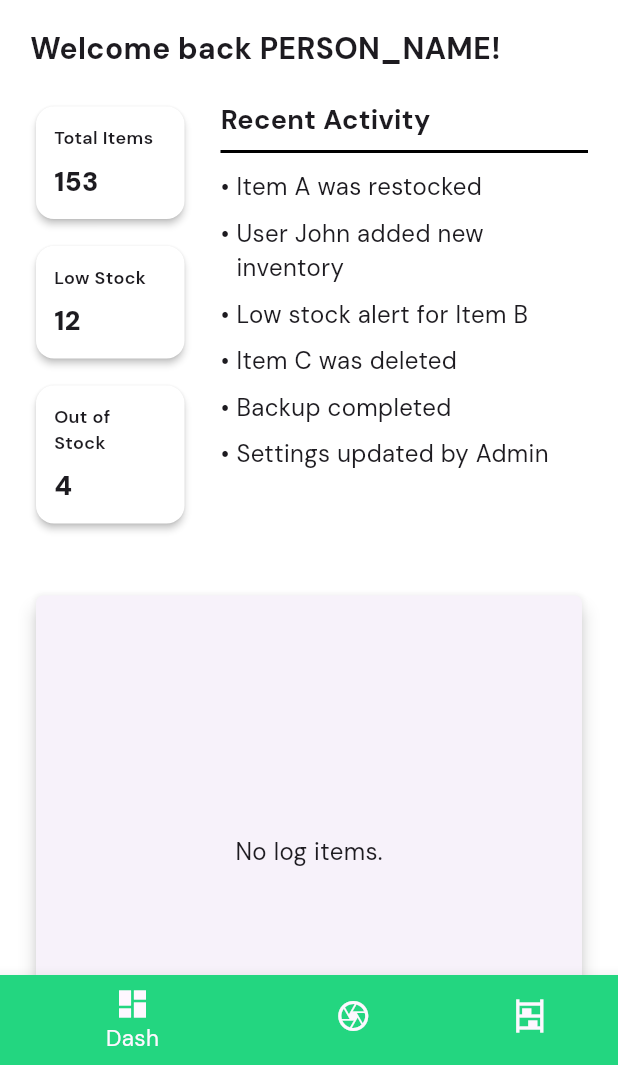
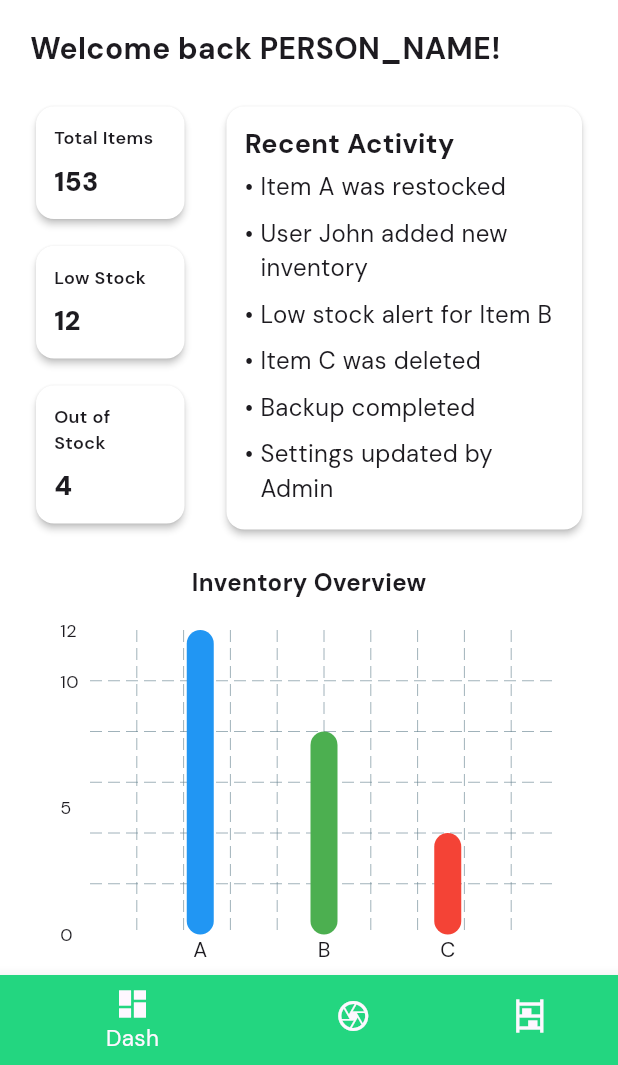
Before and after one commit to NoahBrod/SnapInv, a Flutter app: the screen it shows after launch, on a phone screen of 412 x 824 dp, the part 171-1236 px from its top. Run offline on Flutter 3.47's test engine with Material 3 defaults, Android fonts, the phone set to English and light mode, and no system bars; drawn by our look-alikes of fl_chart; our stand-ins replace google_fonts, image_picker, shared_preferences; missing offline and left inert: barcode_scan2, mobile_scanner; network calls fail.

Commit message:
Dashboard visuals done.

```diff
--- a/snapinv_mobile/lib/pages/dashboard.dart
+++ b/snapinv_mobile/lib/pages/dashboard.dart
@@ -4,6 +4,8 @@ import 'package:flutter/material.dart';
 
 import 'package:http/http.dart' as http;
 import 'package:snapinv_mobile/entities/logitem.dart';
+import 'package:snapinv_mobile/widgets/dashboard/DashboardButton.dart';
+import 'package:snapinv_mobile/widgets/dashboard/DashboardChart.dart';
 
 import '../widgets/dashboard/DashboardInfoCard.dart';
 import '../widgets/dashboard/RecentActivity.dart';
@@ -141,59 +143,87 @@ class DashboardPageState extends State<DashboardPage>
                   ],
                 ),
               ),
+              Text(
+                'Inventory Overview',
+                style: TextStyle(fontSize: 16, fontWeight: FontWeight.bold),
+              ),
+              SizedBox(height: 10),
               Padding(
-                padding: EdgeInsets.all(20),
-                child: SizedBox(
-                  height: 350,
-                  width: 500,
-                  child: Card(
-                    elevation: 5,
-                    shape: RoundedRectangleBorder(
-                      borderRadius: BorderRadius.circular(5), // Rounded corners
-                    ),
-                    // color: Color.fromRGBO(35, 214, 128, 1),
-                    child: transactionLogs.isEmpty
-                        ? Center(
-                            child: Text(
-                              'No log items.',
-                              style: TextStyle(fontSize: 16),
-                            ),
-                          )
-                        : ListView.separated(
-                            itemCount: transactionLogs.length,
-                            itemBuilder: (context, index) {
-                              final transaction = transactionLogs[index];
-                              return SizedBox(
-                                height: 50,
-                                child: ListTile(
-                                  isThreeLine: true,
-                                  title: Text(
-                                    "${transaction.logType} ${transaction.logBody}",
-                                    style: TextStyle(
-                                      fontSize: 15,
-                                    ),
-                                  ),
-                                  subtitle: Text(''),
-                                  trailing: Text(transaction.date
-                                      .toIso8601String()
-                                      .split('T')
-                                      .first),
-                                ),
-                              );
-                            },
-                            separatorBuilder: (context, index) {
-                              return Divider(
-                                color: Color.fromRGBO(235, 235, 235, 1),
-                                height: 0,
-                                indent: 10,
-                                endIndent: 10,
-                                thickness: 2,
-                              );
-                            },
-                          ),
-                  ),
+                padding: EdgeInsets.only(left: 40, right: 40, top: 10),
+                child: DashboardChart(),
+              ),
+              Padding(
+                padding: const EdgeInsets.all(20),
+                child: GridView.count(
+                  shrinkWrap: true,
+                  physics: const NeverScrollableScrollPhysics(),
+                  crossAxisCount: 2,
+                  mainAxisSpacing: 16,
+                  crossAxisSpacing: 16,
+                  childAspectRatio: 1.3,
+                  children: [
+                    DashboardButton(label: 'Add Item', icon: Icons.add, onPressed: () {}),
+                    DashboardButton(label: 'Edit Item', icon: Icons.edit, onPressed: () {}),
+                    DashboardButton(label: 'Scan Barcode', icon: Icons.qr_code, onPressed: () {}),
+                    DashboardButton(label: 'Inventory List', icon: Icons.shelves, onPressed: () {}),
+                    DashboardButton(label: 'Reports', icon: Icons.bar_chart, onPressed: () {}),
+                    DashboardButton(label: 'Settings', icon: Icons.settings, onPressed: () {}),
+                  ],
                 ),
               ),
+              // Padding(
+              //   padding: EdgeInsets.all(20),
+              //   child: SizedBox(
+              //     height: 350,
+              //     width: 500,
+              //     child: Card(
+              //       elevation: 5,
+              //       shape: RoundedRectangleBorder(
+              //         borderRadius: BorderRadius.circular(5), // Rounded corners
+              //       ),
+              //       // color: Color.fromRGBO(35, 214, 128, 1),
+              //       child: transactionLogs.isEmpty
+              //           ? Center(
+              //               child: Text(
+              //                 'No log items.',
+              //                 style: TextStyle(fontSize: 16),
+              //               ),
+              //             )
+              //           : ListView.separated(
+              //               itemCount: transactionLogs.length,
+              //               itemBuilder: (context, index) {
+              //                 final transaction = transactionLogs[index];
+              //                 return SizedBox(
+              //                   height: 50,
+              //                   child: ListTile(
+              //                     isThreeLine: true,
+              //                     title: Text(
+              //                       "${transaction.logType} ${transaction.logBody}",
+              //                       style: TextStyle(
+              //                         fontSize: 15,
+              //                       ),
+              //                     ),
+              //                     subtitle: Text(''),
+              //                     trailing: Text(transaction.date
+              //                         .toIso8601String()
+              //                         .split('T')
+              //                         .first),
+              //                   ),
+              //                 );
+              //               },
+              //               separatorBuilder: (context, index) {
+              //                 return Divider(
+              //                   color: Color.fromRGBO(235, 235, 235, 1),
+              //                   height: 0,
+              //                   indent: 10,
+              //                   endIndent: 10,
+              //                   thickness: 2,
+              //                 );
+              //               },
+              //             ),
+              //     ),
+              //   ),
+              // ),
             ],
           ),
         ),
--- /dev/null
+++ b/snapinv_mobile/lib/widgets/dashboard/DashboardChart.dart
@@ -0,0 +1,62 @@
+import 'package:fl_chart/fl_chart.dart';
+import 'package:flutter/material.dart';
+
+class DashboardChart extends StatelessWidget {
+  @override
+  Widget build(BuildContext context) {
+    return SizedBox(
+      height: 225,
+      // width: 300, // Adjust to your layout
+      child: BarChart(
+        BarChartData(
+          borderData: FlBorderData(show: false),
+          titlesData: FlTitlesData(
+            leftTitles: AxisTitles(
+              sideTitles: SideTitles(
+                showTitles: true,
+                reservedSize: 20,
+                interval: 5,
+                getTitlesWidget: (value, meta) {
+                  return Text(
+                    value.toInt().toString(),
+                    style: const TextStyle(fontSize: 12),
+                  );
+                },
+              ),
+            ),
+            bottomTitles: AxisTitles(
+              sideTitles: SideTitles(
+                showTitles: true,
+                getTitlesWidget: (double value, _) {
+                  switch (value.toInt()) {
+                    case 0:
+                      return Text('A');
+                    case 1:
+                      return Text('B');
+                    case 2:
+                      return Text('C');
+                    default:
+                      return Text('');
+                  }
+                },
+              ),
+            ),
+            topTitles: AxisTitles(sideTitles: SideTitles(showTitles: false)),
+            rightTitles: AxisTitles(sideTitles: SideTitles(showTitles: false)),
+          ),
+          barGroups: [
+            BarChartGroupData(x: 0, barRods: [
+              BarChartRodData(toY: 12, color: Colors.blue, width: 18),
+            ]),
+            BarChartGroupData(x: 1, barRods: [
+              BarChartRodData(toY: 8, color: Colors.green, width: 18),
+            ]),
+            BarChartGroupData(x: 2, barRods: [
+              BarChartRodData(toY: 4, color: Colors.red, width: 18),
+            ]),
+          ],
+        ),
+      ),
+    );
+  }
+}
--- a/snapinv_mobile/lib/widgets/dashboard/RecentActivity.dart
+++ b/snapinv_mobile/lib/widgets/dashboard/RecentActivity.dart
@@ -7,14 +7,19 @@ class RecentActivity extends StatelessWidget {
 
   @override
   Widget build(BuildContext context) {
-    return Column(
+    return Card(
+      elevation: 2,
+      color: Colors.white,
+      shape: RoundedRectangleBorder(borderRadius: BorderRadius.circular(12)),
+      child: Padding(
+        padding: const EdgeInsets.all(12),
+        child: Column(
           crossAxisAlignment: CrossAxisAlignment.start,
           children: [
             const Text(
               'Recent Activity',
               style: TextStyle(fontSize: 18, fontWeight: FontWeight.bold),
             ),
-        const Divider(thickness: 2, color: Colors.black,),
             ...activities.map(
               (activity) => Padding(
                 padding: const EdgeInsets.symmetric(vertical: 4),
@@ -33,6 +38,8 @@ class RecentActivity extends StatelessWidget {
               ),
             ),
           ],
+        ),
+      ),
     );
   }
 }
--- a/snapinv_mobile/pubspec.yaml
+++ b/snapinv_mobile/pubspec.yaml
@@ -20,7 +20,7 @@ dependencies:
   path_provider: ^2.1.5
   shared_preferences: ^2.3.5
   collection: ^1.18.0
-  fl_chart: ^0.70.2
+  fl_chart: ^0.63.0
   mobile_scanner: ^6.0.5
 
 dev_dependencies:
```
Also changed, not shown: snapinv_mobile/lib/widgets/dashboard/DashboardButton.dart (added, +45 -0 lines), snapinv_mobile/pubspec.lock. Lines whose indentation alone changed are shown as unchanged.
